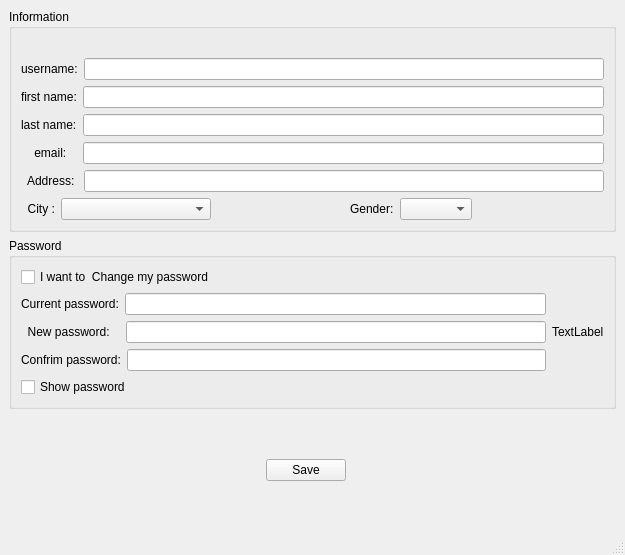
Above: Stor/profilesetting.ui from AP-projects-4001/IUT-s-crackpots before the change. Below: the same form after it.
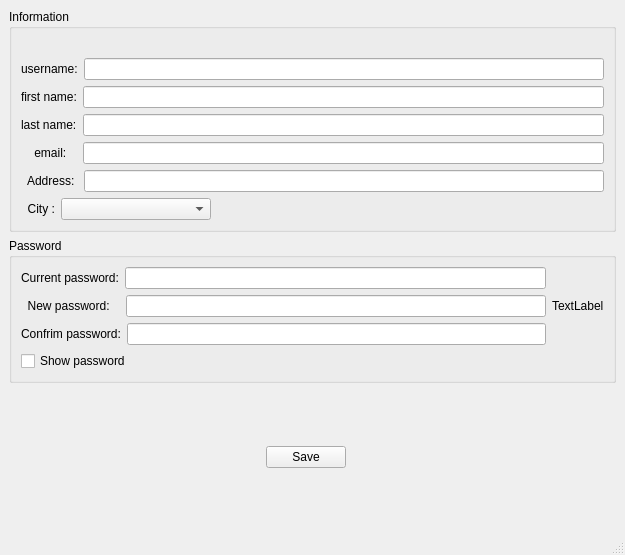
That is the form after the change.

```diff
--- a/Stor/profilesetting.ui
+++ b/Stor/profilesetting.ui
@@ -33,24 +33,7 @@
        <string>Password</string>
       </property>
       <layout class="QGridLayout" name="gridLayout_2">
-       <item row="2" column="0">
-        <widget class="QCheckBox" name="showPasswordLabel">
-         <property name="enabled">
-          <bool>true</bool>
-         </property>
-         <property name="text">
-          <string>Show password</string>
-         </property>
-        </widget>
-       </item>
-       <item row="1" column="1">
-        <widget class="QLabel" name="securityLevelLabel">
-         <property name="text">
-          <string>TextLabel</string>
-         </property>
-        </widget>
-       </item>
-       <item row="1" column="0">
+       <item row="0" column="0">
         <layout class="QVBoxLayout" name="verticalLayout">
          <item>
           <layout class="QHBoxLayout" name="horizontalLayout_6">
@@ -132,10 +115,20 @@
          </item>
         </layout>
        </item>
-       <item row="0" column="0">
-        <widget class="QCheckBox" name="changePasswordcheckBox">
+       <item row="0" column="1">
+        <widget class="QLabel" name="securityLevelLabel">
          <property name="text">
-          <string>I want to  Change my password</string>
+          <string>TextLabel</string>
+         </property>
+        </widget>
+       </item>
+       <item row="1" column="0">
+        <widget class="QCheckBox" name="showPasswordLabel">
+         <property name="enabled">
+          <bool>true</bool>
+         </property>
+         <property name="text">
+          <string>Show password</string>
          </property>
         </widget>
        </item>
@@ -265,29 +258,6 @@
            </property>
           </widget>
          </item>
-         <item>
-          <spacer name="horizontalSpacer_4">
-           <property name="orientation">
-            <enum>Qt::Horizontal</enum>
-           </property>
-           <property name="sizeHint" stdset="0">
-            <size>
-             <width>40</width>
-             <height>20</height>
-            </size>
-           </property>
-          </spacer>
-         </item>
-         <item>
-          <widget class="QLabel" name="label_11">
-           <property name="text">
-            <string>Gender:</string>
-           </property>
-          </widget>
-         </item>
-         <item>
-          <widget class="QComboBox" name="genderComboBox"/>
-         </item>
          <item>
           <spacer name="horizontalSpacer">
            <property name="orientation">
```
